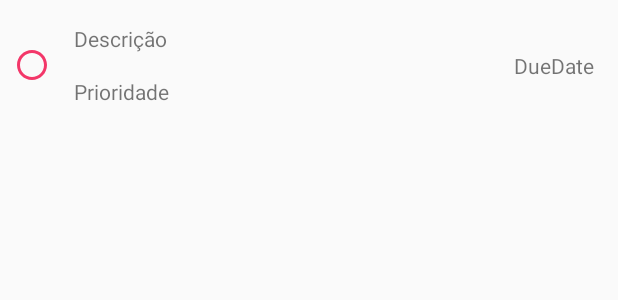
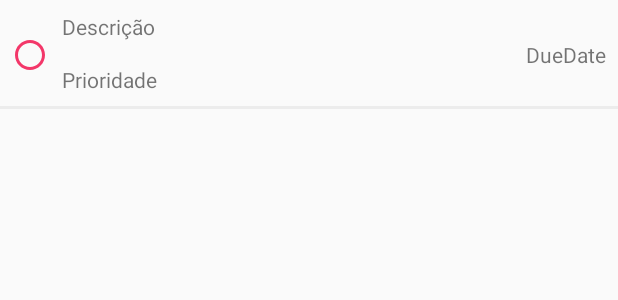
Before and after one commit to brunofrediani/taskapp, an Android app: the layout item_task_list.xml on its own in the app's theme, with its tools: preview values and no code run, on a phone screen of 412 x 824 dp. Shown: the top 300 px of the screen. Run offline under Robolectric (Android 15) with nearby library versions, the phone set to English and light mode, and no system bars; network calls fail.

```diff
--- a/app/src/main/java/com/bruno/tasks/viewmodel/LoginViewModel.java
+++ b/app/src/main/java/com/bruno/tasks/viewmodel/LoginViewModel.java
@@ -52,6 +52,10 @@ public class LoginViewModel extends AndroidViewModel {
         PersonModel person = this.mPersonRepository.getUserData();
         boolean logged = !"".equals(person.getName());
 
+        //Adicionar e salvar os headers no caso do usuario ja estar logado, visto que
+        // as variaveis static que guardam as chaves sao resetadas quando o app é finalizado
+        this.mPersonRepository.saveUserData(person);
+
         if (!logged){
             this.mPriorityRepository.all(new APIListener<List<PriorityModel>>() {
                 @Override
--- a/app/src/main/res/layout/item_task_list.xml
+++ b/app/src/main/res/layout/item_task_list.xml
@@ -3,15 +3,14 @@
     xmlns:tools="http://schemas.android.com/tools"
     android:layout_width="match_parent"
     android:layout_height="wrap_content"
-    android:layout_margin="8dp"
     xmlns:app="http://schemas.android.com/apk/res-auto">
 
     <ImageView
         android:id="@+id/image_complete"
         android:layout_width="wrap_content"
         android:layout_height="wrap_content"
-        android:paddingEnd="8dp"
-        android:paddingStart="1dp"
+        android:paddingStart="8dp"
+        android:paddingEnd="1dp"
         android:contentDescription="@string/task_status_icon"
         android:src="@drawable/ic_todo"
         app:layout_constraintLeft_toLeftOf="parent"
@@ -46,5 +45,12 @@
         android:layout_height="wrap_content"
         android:text="DueDate"
         tools:ignore="HardcodedText" />
+     <View
+         android:layout_width="match_parent"
+         android:layout_height="2dp"
+         android:background="#ececec"
+         app:layout_constraintLeft_toLeftOf="parent"
+         app:layout_constraintRight_toRightOf="parent"
+         app:layout_constraintTop_toBottomOf="@id/text_priority"/>
 
 </androidx.constraintlayout.widget.ConstraintLayout>
```
Also changed, not shown: app/src/main/java/com/bruno/tasks/view/TaskListFragment.java (+21 -0 lines), app/src/main/java/com/bruno/tasks/viewmodel/TaskListViewModel.java (+35 -0 lines).
